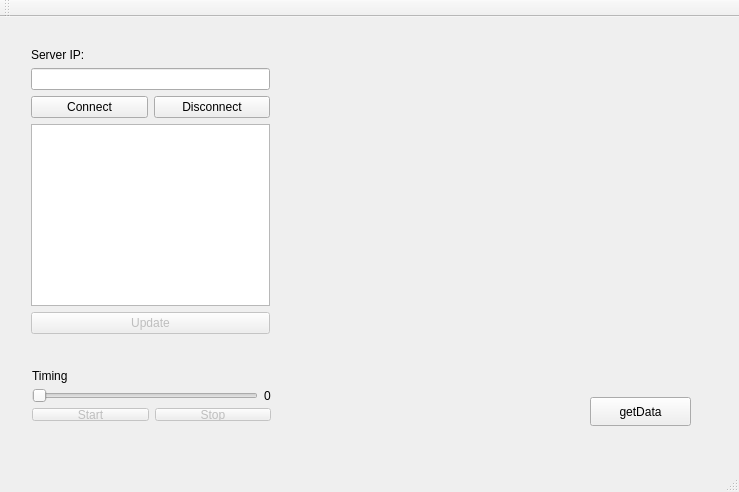
mateusrodrigues/qtsupervisory, file QtTcpClientConsumer/mainwindow.ui: the form before one commit.
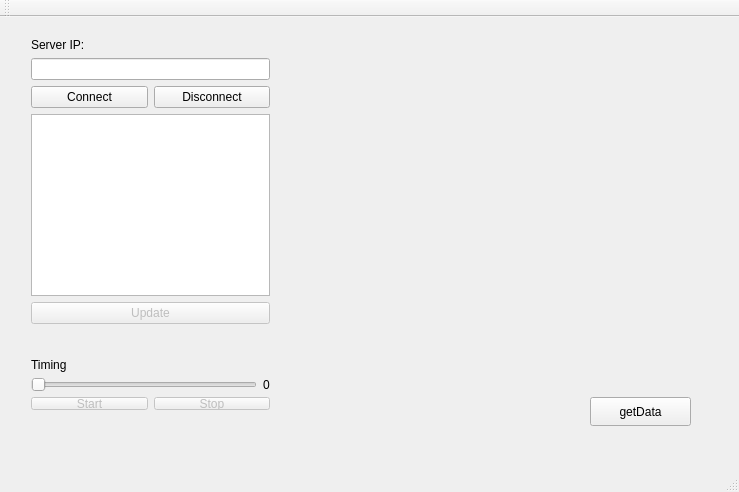
The form after the commit.

Commit message: ip address color validation & code re-styling

```diff
--- a/QtTcpClientConsumer/mainwindow.ui
+++ b/QtTcpClientConsumer/mainwindow.ui
@@ -27,11 +27,11 @@
      <string>getData</string>
     </property>
    </widget>
-   <widget class="QWidget" name="">
+   <widget class="QWidget" name="layoutWidget">
     <property name="geometry">
      <rect>
       <x>20</x>
-      <y>20</y>
+      <y>10</y>
       <width>261</width>
       <height>308</height>
      </rect>
@@ -80,11 +80,11 @@
      </item>
     </layout>
    </widget>
-   <widget class="QWidget" name="">
+   <widget class="QWidget" name="layoutWidget">
     <property name="geometry">
      <rect>
-      <x>21</x>
-      <y>341</y>
+      <x>20</x>
+      <y>330</y>
       <width>261</width>
       <height>74</height>
      </rect>
```
Left out of the diff: 23 changed lines with no effect on the pictures. The commit also changes 2 other files.
